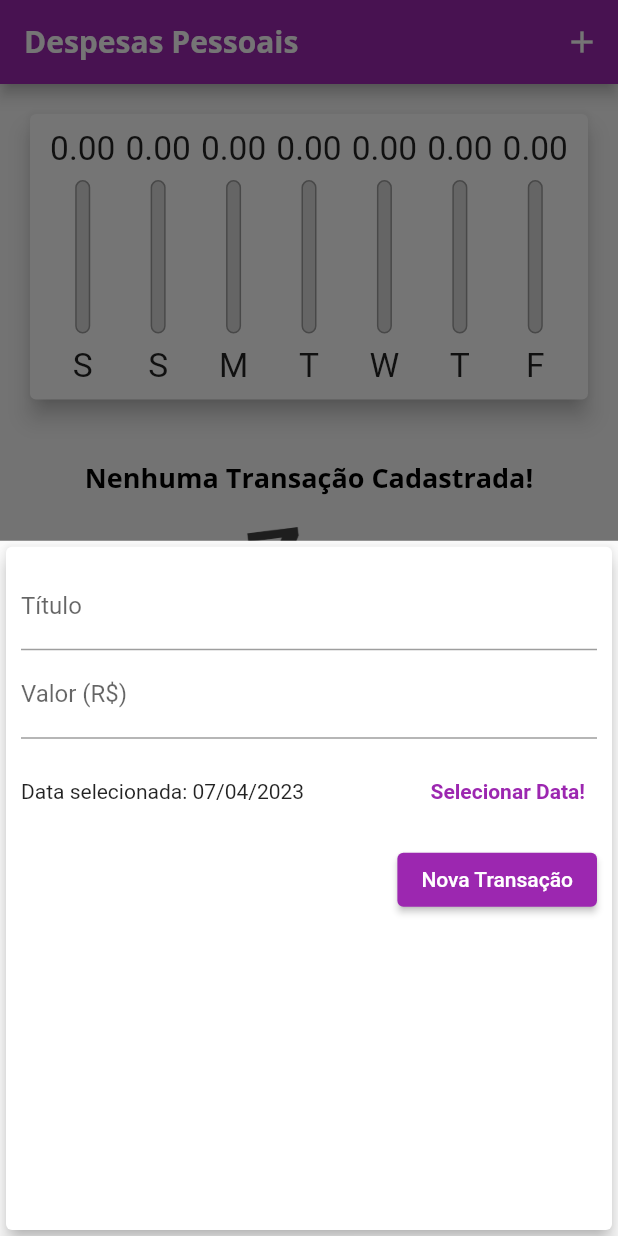
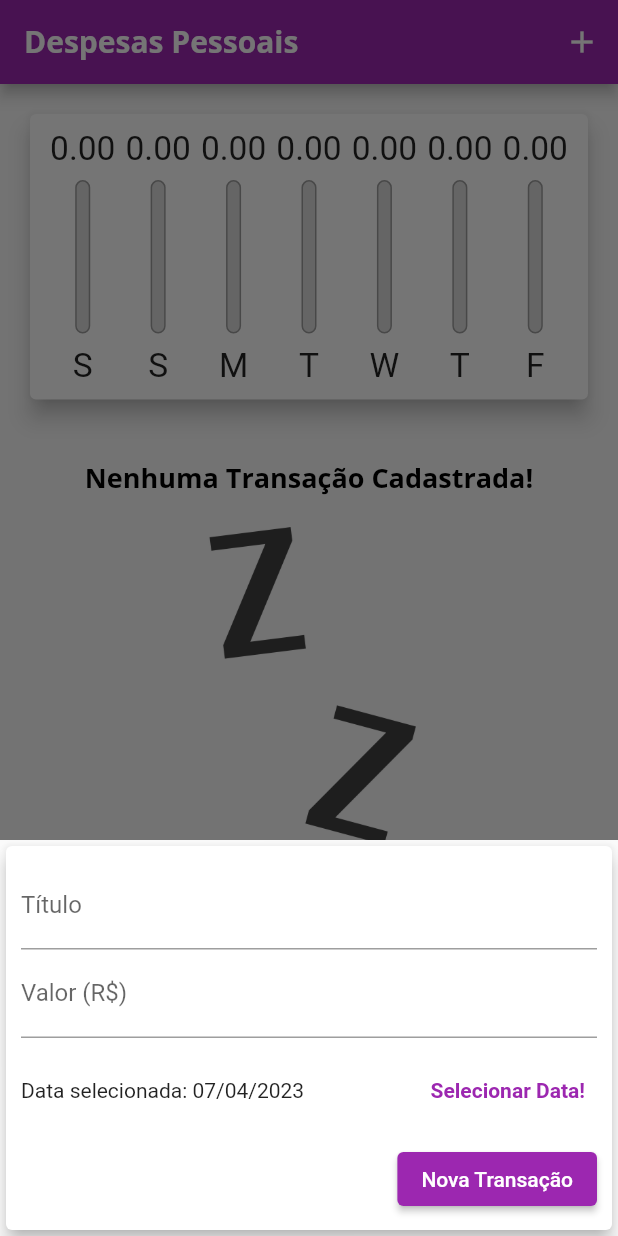
Before and after one commit to Kaio-Goes/expenses, a Flutter app: the screen it shows after launch, after a tap on the "add" icon, on a phone screen of 412 x 824 dp. Run offline on Flutter 3.47's test engine with Material 2 defaults, Android fonts, the phone set to English and light mode, and no system bars.

Commit message:
fix responsive

```diff
--- a/lib/components/transaction_form.dart
+++ b/lib/components/transaction_form.dart
@@ -45,10 +45,15 @@ class _TransactionFormState extends State<TransactionForm> {
       });
     }
 
-    return Card(
+    return SingleChildScrollView(
+      child: Card(
         elevation: 5,
         child: Padding(
-        padding: const EdgeInsets.all(10),
+          padding: EdgeInsets.only(
+              top: 10,
+              right: 10,
+              left: 10,
+              bottom: 10 + MediaQuery.of(context).viewInsets.bottom),
           child: Column(children: [
             TextField(
               controller: titleController,
@@ -61,7 +66,8 @@ class _TransactionFormState extends State<TransactionForm> {
             ),
             TextField(
               controller: valueController,
-            keyboardType: const TextInputType.numberWithOptions(decimal: true),
+              keyboardType:
+                  const TextInputType.numberWithOptions(decimal: true),
               onSubmitted: (_) {
                 sumbmitForm();
               },
@@ -105,6 +111,7 @@ class _TransactionFormState extends State<TransactionForm> {
             )
           ]),
         ),
+      ),
     );
   }
 }
--- a/lib/components/transaction_list.dart
+++ b/lib/components/transaction_list.dart
@@ -11,7 +11,8 @@ class TransactionList extends StatelessWidget {
   @override
   Widget build(BuildContext context) {
     return transactions.isEmpty
-        ? Column(
+        ? LayoutBuilder(builder: (ctx, constraints) {
+            return Column(
               children: [
                 const SizedBox(height: 20),
                 Text(
@@ -20,22 +21,22 @@ class TransactionList extends StatelessWidget {
                 ),
                 const SizedBox(height: 20),
                 SizedBox(
-                height: 200,
+                  height: constraints.maxHeight * 0.6,
                   child: Image.asset(
                     'assets/images/waiting.png',
                     fit: BoxFit.cover,
                   ),
                 )
               ],
-          )
+            );
+          })
         : ListView.builder(
             itemCount: transactions.length,
             itemBuilder: (ctx, index) {
               final tr = transactions[index];
               return Card(
                 elevation: 5,
-                margin:
-                    const EdgeInsets.symmetric(vertical: 8, horizontal: 5),
+                margin: const EdgeInsets.symmetric(vertical: 8, horizontal: 5),
                 child: ListTile(
                   leading: CircleAvatar(
                     backgroundColor: Colors.purple,
@@ -54,10 +55,10 @@ class TransactionList extends StatelessWidget {
                   subtitle: Text(
                     DateFormat('d MMM y').format(tr.date),
                   ),
-                  trailing:  IconButton(
+                  trailing: IconButton(
                     icon: const Icon(Icons.delete),
                     color: Theme.of(context).colorScheme.error,
-                    onPressed: (){
+                    onPressed: () {
                       onRemove!(tr.id);
                     },
                   ),
--- a/lib/main.dart
+++ b/lib/main.dart
@@ -4,6 +4,7 @@ import 'package:expenses/components/transaction_form.dart';
 import 'package:expenses/components/transaction_list.dart';
 import 'package:expenses/models/transaction.dart';
 import 'package:flutter/material.dart';
+import 'package:flutter/services.dart';
 
 main() => runApp(const ExpensesApp());
 
@@ -11,6 +12,8 @@ class ExpensesApp extends StatelessWidget {
   const ExpensesApp({super.key});
   @override
   Widget build(BuildContext context) {
+    SystemChrome.setPreferredOrientations([DeviceOrientation.portraitUp]);
+
     final ThemeData tema = ThemeData();
 
     return MaterialApp(
@@ -39,6 +42,7 @@ class MyHomePage extends StatefulWidget {
 
 class _MyHomePageState extends State<MyHomePage> {
   final List<Transaction> _trasactions = [];
+  bool _showChart = false;
 
   List<Transaction> get _recentTransactions {
     return _trasactions.where((element) {
@@ -82,17 +86,24 @@ class _MyHomePageState extends State<MyHomePage> {
 
   @override
   Widget build(BuildContext context) {
+    bool isLandScape = MediaQuery.of(context).orientation == Orientation.landscape;
     final appBar = AppBar(
       title: Text(
         'Despesas Pessoais',
-        style: TextStyle(
-          fontSize: 20 * MediaQuery.of(context).textScaleFactor
-        ),
+        style: TextStyle(fontSize: 20 * MediaQuery.of(context).textScaleFactor),
       ),
       actions: [
+        if(isLandScape)
+        IconButton(
+          onPressed: () {
+            setState(() {
+              _showChart = !_showChart;
+            });
+          },
+          icon: Icon(_showChart ? Icons.list : Icons.show_chart)),
         IconButton(
           onPressed: () => _opentransactionFormModal(context),
-            icon: const Icon(Icons.add))
+          icon: const Icon(Icons.add)),
       ],
     );
     final availableHeight = MediaQuery.of(context).size.height -
@@ -105,9 +116,26 @@ class _MyHomePageState extends State<MyHomePage> {
         child: Column(
           crossAxisAlignment: CrossAxisAlignment.stretch,
           children: [
+            // if(isLandScape)
+            // Row(
+            //   mainAxisAlignment: MainAxisAlignment.center,
+            //   children: [
+            //     const Text('Exibir Gráfico'),
+            //     Switch(
+            //       value: _showChart,
+            //       onChanged: (value) {
+            //         setState(() {
+            //           _showChart = value;
+            //         });
+            //       },
+            //     ),
+            //   ],
+            // ),
+            if (_showChart || !isLandScape)
               SizedBox(
-                height: availableHeight * 0.3,
+                  height: availableHeight * (isLandScape ? 0.7 : 0.3),
                   child: Chart(recentTransaction: _recentTransactions)),
+            if (!_showChart || !isLandScape)
               SizedBox(
                 height: availableHeight * 0.7,
                 child: TransactionList(
```
Lines whose indentation alone changed are shown as unchanged.
